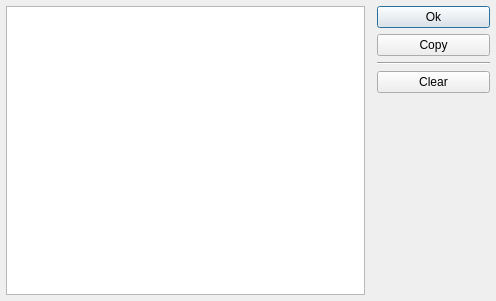
Old version of the form logdialog.ui in the repository openconnect/openconnect-gui.
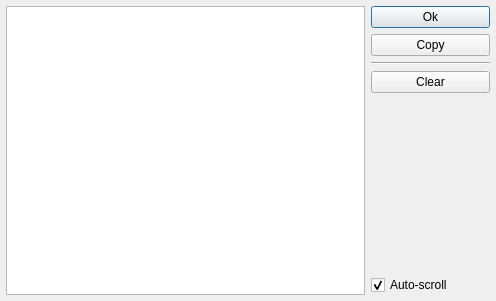
New version of the form.

Commit message:
resolve #13: implement simple auto-scrolling of log file
Scrolling is enabled by default.

What changed in the file:
```diff
--- a/logdialog.ui
+++ b/logdialog.ui
@@ -27,17 +27,8 @@
     <number>6</number>
    </property>
    <item row="1" column="1">
-    <layout class="QFormLayout" name="formLayout">
-     <property name="fieldGrowthPolicy">
-      <enum>QFormLayout::AllNonFixedFieldsGrow</enum>
-     </property>
-     <property name="labelAlignment">
-      <set>Qt::AlignCenter</set>
-     </property>
-     <property name="formAlignment">
-      <set>Qt::AlignHCenter|Qt::AlignTop</set>
-     </property>
-     <item row="0" column="1">
+    <layout class="QVBoxLayout" name="verticalLayout">
+     <item>
       <widget class="QPushButton" name="pushButton">
        <property name="layoutDirection">
         <enum>Qt::LeftToRight</enum>
@@ -47,27 +38,50 @@
        </property>
       </widget>
      </item>
-     <item row="2" column="1">
+     <item>
       <widget class="QPushButton" name="copyButton">
        <property name="text">
         <string>Copy</string>
        </property>
       </widget>
      </item>
-     <item row="4" column="1">
-      <widget class="QPushButton" name="pushButton_2">
-       <property name="text">
-        <string>Clear</string>
-       </property>
-      </widget>
-     </item>
-     <item row="3" column="1">
+     <item>
       <widget class="Line" name="line">
        <property name="orientation">
         <enum>Qt::Horizontal</enum>
        </property>
       </widget>
      </item>
+     <item>
+      <widget class="QPushButton" name="pushButton_2">
+       <property name="text">
+        <string>Clear</string>
+       </property>
+      </widget>
+     </item>
+     <item>
+      <spacer name="verticalSpacer">
+       <property name="orientation">
+        <enum>Qt::Vertical</enum>
+       </property>
+       <property name="sizeHint" stdset="0">
+        <size>
+         <width>20</width>
+         <height>40</height>
+        </size>
+       </property>
+      </spacer>
+     </item>
+     <item>
+      <widget class="QCheckBox" name="checkBox_autoScroll">
+       <property name="text">
+        <string>Auto-scroll</string>
+       </property>
+       <property name="checked">
+        <bool>true</bool>
+       </property>
+      </widget>
+     </item>
     </layout>
    </item>
    <item row="1" column="0">
```
The commit also changes 1 other file.
